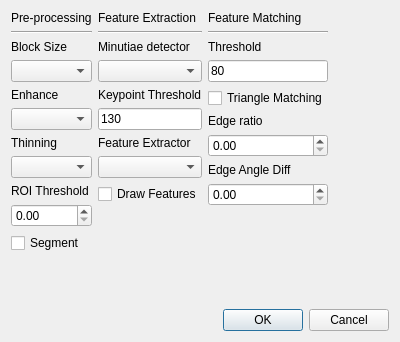
The window that Proyecto-Final/configdialog.ui (nlandau91/Proyecto-Final) describes before a commit, drawn with Qt 5.
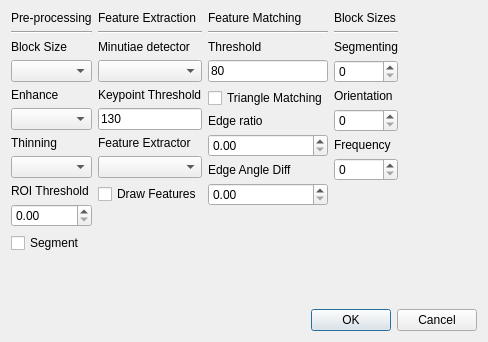
The same window after the commit.

Patch:
```diff
--- a/Proyecto-Final/configdialog.ui
+++ b/Proyecto-Final/configdialog.ui
@@ -6,7 +6,7 @@
    <rect>
     <x>0</x>
     <y>0</y>
-    <width>400</width>
+    <width>488</width>
     <height>342</height>
    </rect>
   </property>
@@ -283,6 +283,67 @@
        </item>
       </layout>
      </item>
+     <item>
+      <layout class="QVBoxLayout" name="verticalLayout_3">
+       <item>
+        <widget class="QLabel" name="label_14">
+         <property name="text">
+          <string>Block Sizes</string>
+         </property>
+        </widget>
+       </item>
+       <item>
+        <widget class="Line" name="line_4">
+         <property name="orientation">
+          <enum>Qt::Horizontal</enum>
+         </property>
+        </widget>
+       </item>
+       <item>
+        <widget class="QLabel" name="label_15">
+         <property name="text">
+          <string>Segmenting</string>
+         </property>
+        </widget>
+       </item>
+       <item>
+        <widget class="QSpinBox" name="spinBox_segm"/>
+       </item>
+       <item>
+        <widget class="QLabel" name="label_16">
+         <property name="text">
+          <string>Orientation</string>
+         </property>
+        </widget>
+       </item>
+       <item>
+        <widget class="QSpinBox" name="spinBox_orien"/>
+       </item>
+       <item>
+        <widget class="QLabel" name="label_17">
+         <property name="text">
+          <string>Frequency</string>
+         </property>
+        </widget>
+       </item>
+       <item>
+        <widget class="QSpinBox" name="spinBox_freq"/>
+       </item>
+       <item>
+        <spacer name="verticalSpacer_5">
+         <property name="orientation">
+          <enum>Qt::Vertical</enum>
+         </property>
+         <property name="sizeHint" stdset="0">
+          <size>
+           <width>20</width>
+           <height>40</height>
+          </size>
+         </property>
+        </spacer>
+       </item>
+      </layout>
+     </item>
      <item>
       <spacer name="horizontalSpacer">
        <property name="orientation">
```
Left out of the diff: 22 changed lines with no effect on the pictures.
